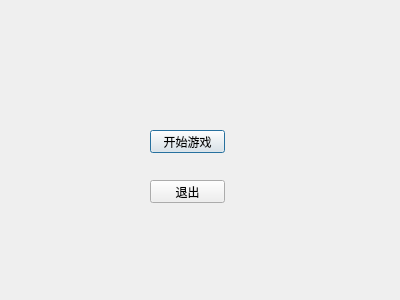
The window that learn2_9/dialog.ui (Horsenburuse/QT_ex) describes before a commit, drawn with Qt 5.
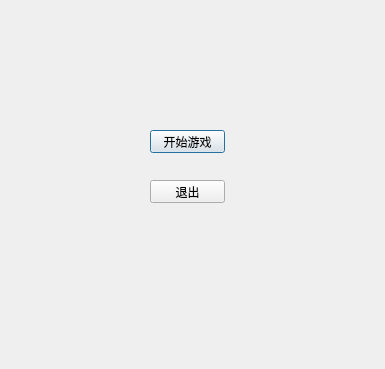
The same window after the commit. Icons and pictures are not drawn.

What changed in the file:
```diff
--- a/learn2_9/dialog.ui
+++ b/learn2_9/dialog.ui
@@ -6,13 +6,16 @@
    <rect>
     <x>0</x>
     <y>0</y>
-    <width>400</width>
-    <height>300</height>
+    <width>385</width>
+    <height>369</height>
    </rect>
   </property>
   <property name="windowTitle">
    <string>Dialog</string>
   </property>
+  <property name="styleSheet">
+   <string notr="true">background-image: url(:/image/images/open.jpg);</string>
+  </property>
   <widget class="QPushButton" name="pushButton_start">
    <property name="geometry">
     <rect>
```
